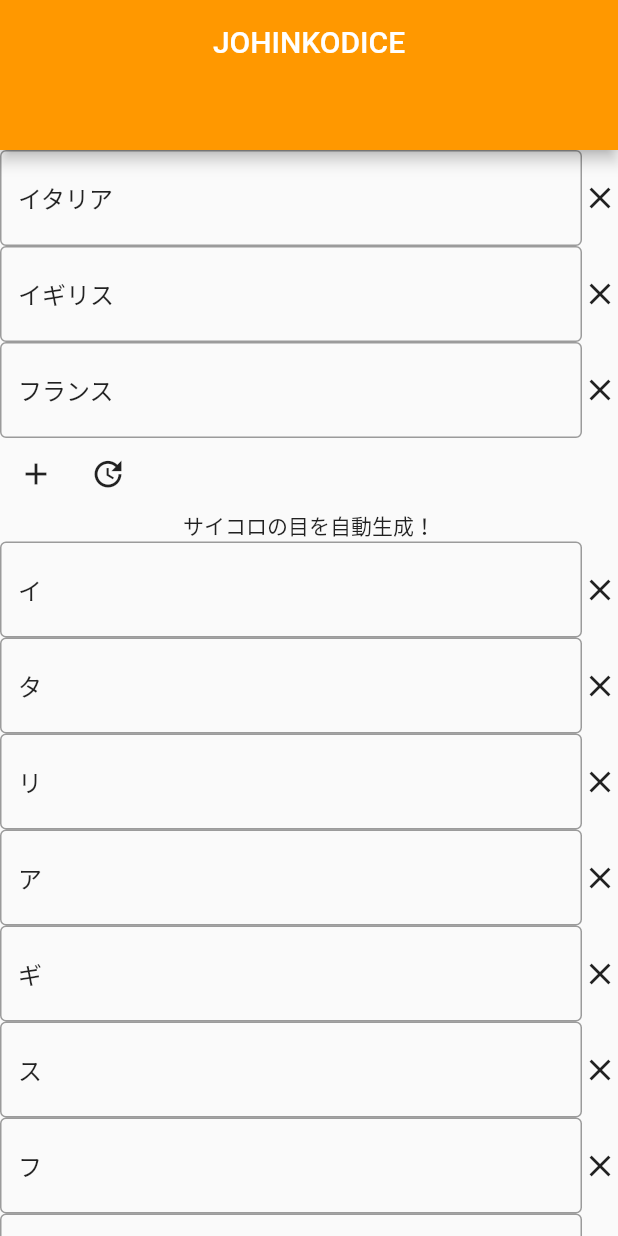
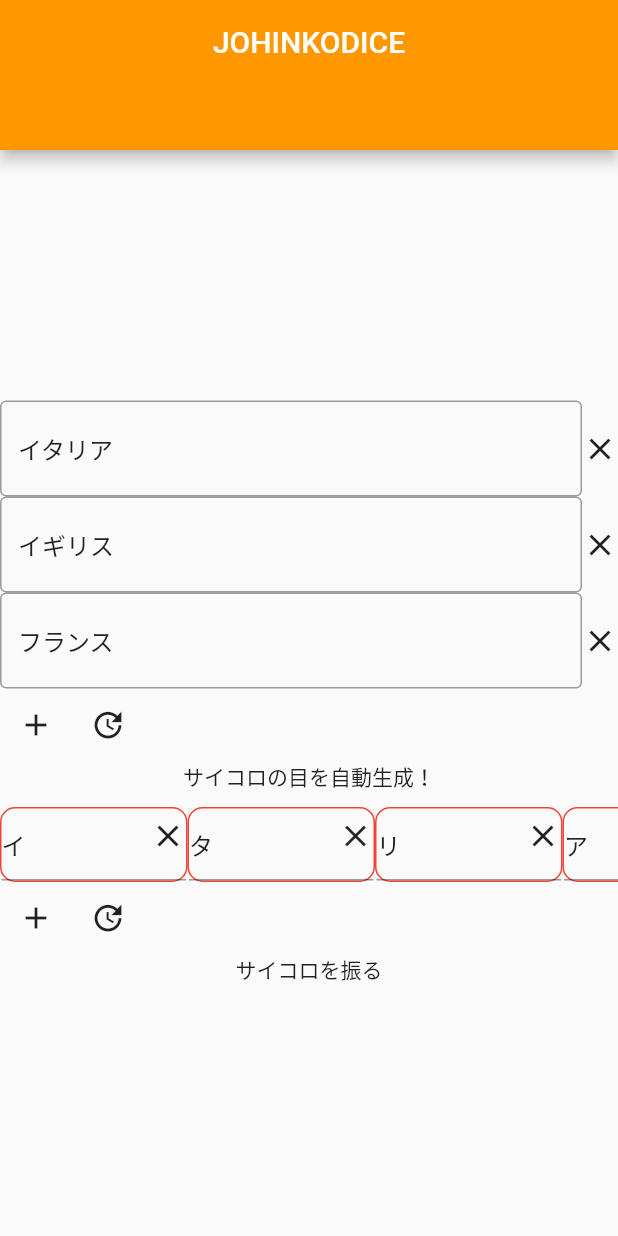
Before and after one commit to acannie/johinkodice, a Flutter app: the screen it shows after launch, on a phone screen of 412 x 824 dp. Run offline on Flutter 3.47's test engine with Material 2 defaults, Android fonts, the phone set to English and light mode, and no system bars.

Commit message:
code: リストを水平表示。

```diff
--- a/lib/define_dice.dart
+++ b/lib/define_dice.dart
@@ -21,23 +21,35 @@ class DefineDice extends StatelessWidget {
           },
         ),
         Container(
+          height: 50,
+          margin: const EdgeInsets.only(top: 10.0),
           child: ListView.builder(
-            // scrollDirection: Axis.horizontal,
-            shrinkWrap: true,
+            scrollDirection: Axis.horizontal,
             itemCount: nkoController.dices.length,
-            itemBuilder: (BuildContext context, int index) {
-              // 初期値
+            itemBuilder: (context, index) {
               textFieldControllers
                   .add(TextEditingController(text: nkoController.dices[index]));
-              return Row(
-                children: <Widget>[
-                  Expanded(
+
+              return SizedBox(
+                width: 125,
+                child: Container(
+                  decoration: BoxDecoration(
+                    border: Border.all(color: Colors.red),
+                    borderRadius: BorderRadius.circular(10),
+                  ),
                   child: TextField(
                     inputFormatters: [
                       LengthLimitingTextInputFormatter(1),
                     ],
-                      decoration: const InputDecoration(
-                        border: OutlineInputBorder(),
+                    decoration: InputDecoration(
+                      suffix: InkWell(
+                        child: const Icon(Icons.close),
+                        onTap: () {
+                          if (nkoController.dices.isNotEmpty) {
+                            nkoController.removeDiceAt(index);
+                          }
+                        },
+                      ),
                       hintText: "（例）イ",
                     ),
                     controller: textFieldControllers[index],
@@ -46,15 +58,6 @@ class DefineDice extends StatelessWidget {
                     },
                   ),
                 ),
-                  InkWell(
-                    child: const Icon(Icons.close),
-                    onTap: () {
-                      if (nkoController.dices.isNotEmpty) {
-                        nkoController.removeDiceAt(index);
-                      }
-                    },
-                  )
-                ],
               );
             },
           ),
```
Lines whose indentation alone changed are shown as unchanged.
